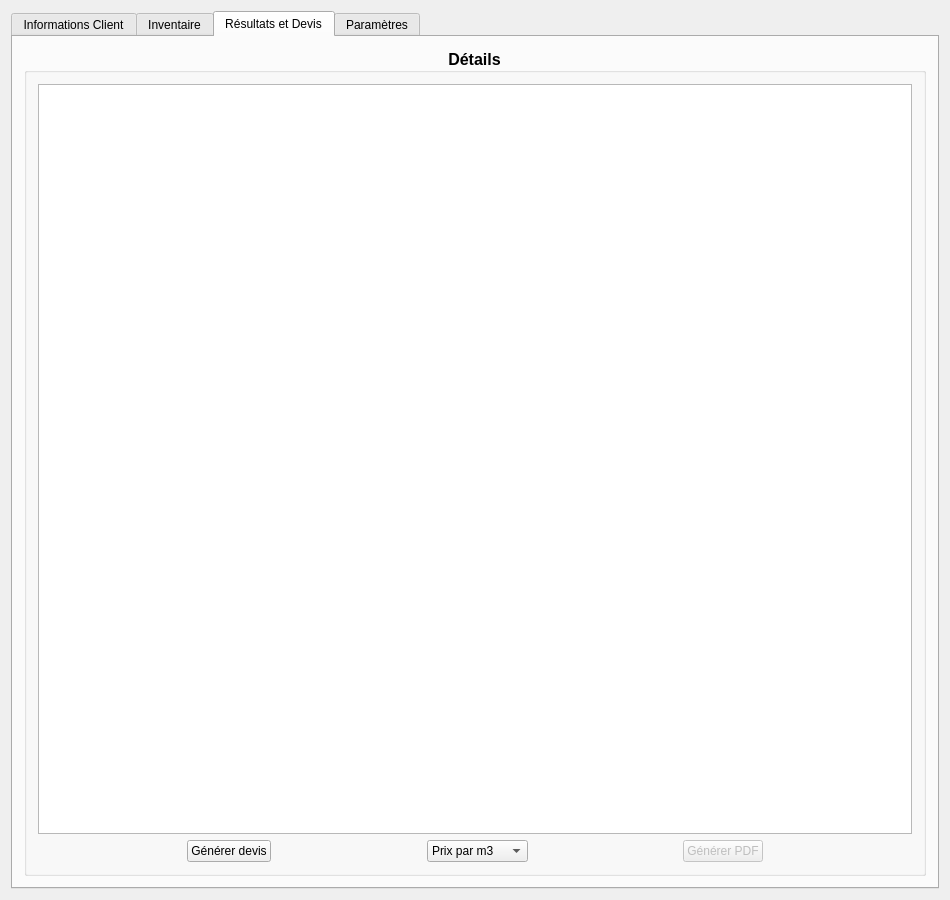
The window that DevisMaker/src/ui/MainWindow.ui (Andreas-Chatti/DevisMaker) describes before a commit, drawn with Qt 5.
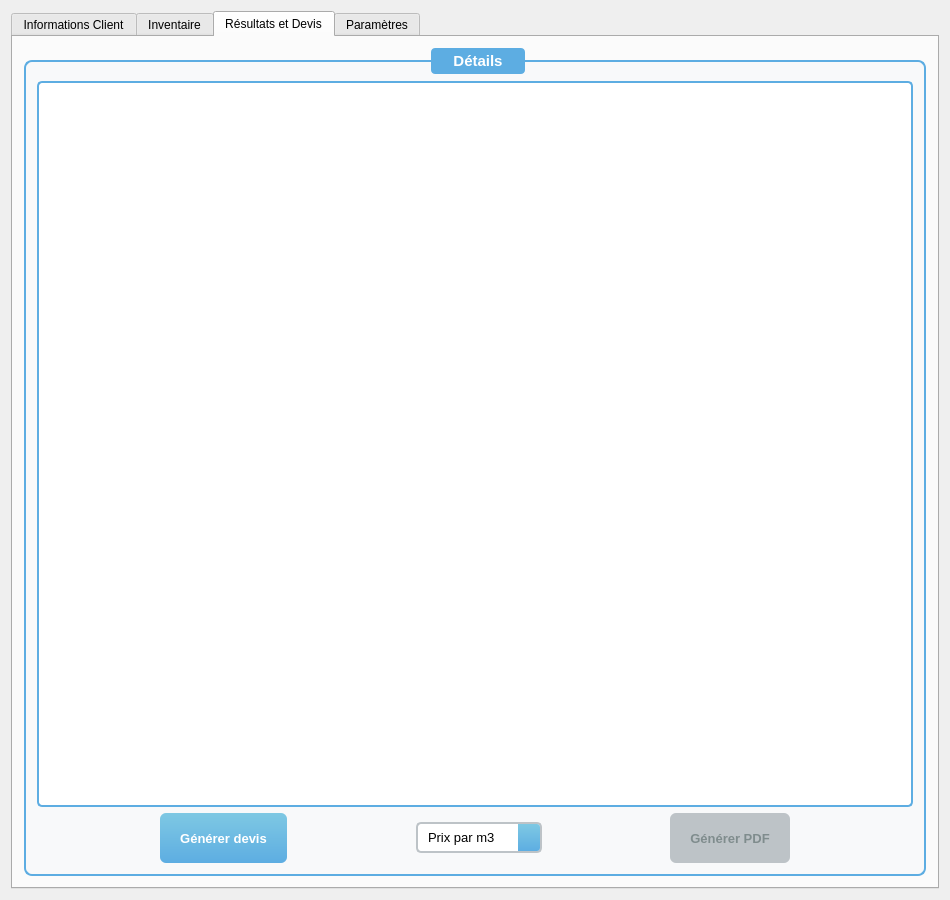
The same window after the commit. The open tabs and pages were chosen to show the change.

Commit message:
Apply modern styling to Résultats et Devis tab
- Add consistent GroupBox styling with soft blue theme
- Style QTableWidget with blue borders and gradient headers
- Modernize QPushButton with gradient backgrounds and hover effects
- Style QComboBox with modern dropdown buttons
- Apply consistent selection colors and rounded corners
- Improve overall visual consistency with other tabs

What changed in the file:
```diff
--- a/DevisMaker/src/ui/MainWindow.ui
+++ b/DevisMaker/src/ui/MainWindow.ui
@@ -1188,6 +1188,119 @@
        <attribute name="title">
         <string>Résultats et Devis</string>
        </attribute>
+       <property name="styleSheet">
+        <string notr="true">
+QGroupBox {
+    font-size: 11pt;
+    font-weight: bold;
+    border: 2px solid #5dade2;
+    border-radius: 8px;
+    margin-top: 12px;
+    padding-top: 8px;
+    background-color: #f8f9fa;
+}
+
+QGroupBox::title {
+    subcontrol-origin: margin;
+    subcontrol-position: top center;
+    padding: 4px 20px;
+    background-color: #5dade2;
+    color: white;
+    border-radius: 4px;
+}
+
+QTableWidget {
+    border: 2px solid #5dade2;
+    border-radius: 5px;
+    background-color: white;
+    gridline-color: #e0e0e0;
+    font-size: 10pt;
+}
+
+QTableWidget::item {
+    padding: 5px;
+}
+
+QTableWidget::item:selected {
+    background-color: #eaf6fc;
+    color: #2c3e50;
+}
+
+QHeaderView::section {
+    background: qlineargradient(x1:0, y1:0, x2:0, y2:1, stop:0 #7ec8e3, stop:1 #5dade2);
+    color: white;
+    padding: 8px;
+    border: none;
+    font-weight: bold;
+    font-size: 10pt;
+}
+
+QPushButton {
+    background: qlineargradient(x1:0, y1:0, x2:0, y2:1, stop:0 #7ec8e3, stop:1 #5dade2);
+    color: white;
+    border: none;
+    border-radius: 6px;
+    padding: 10px 20px;
+    font-size: 10pt;
+    font-weight: bold;
+    min-height: 30px;
+}
+
+QPushButton:hover {
+    background: qlineargradient(x1:0, y1:0, x2:0, y2:1, stop:0 #8fd3ea, stop:1 #6db8e5);
+}
+
+QPushButton:pressed {
+    background: qlineargradient(x1:0, y1:0, x2:0, y2:1, stop:0 #5dade2, stop:1 #4a9fd1);
+}
+
+QPushButton:disabled {
+    background: #bdc3c7;
+    color: #7f8c8d;
+}
+
+QComboBox {
+    padding: 5px 10px;
+    border: 2px solid #bdc3c7;
+    border-radius: 5px;
+    background-color: white;
+    font-size: 10pt;
+}
+
+QComboBox:focus {
+    border: 2px solid #5dade2;
+}
+
+QComboBox::drop-down {
+    border: none;
+    background: qlineargradient(x1:0, y1:0, x2:0, y2:1, stop:0 #7ec8e3, stop:1 #5dade2);
+    width: 22px;
+    border-top-right-radius: 3px;
+    border-bottom-right-radius: 3px;
+}
+
+QComboBox::drop-down:hover {
+    background: qlineargradient(x1:0, y1:0, x2:0, y2:1, stop:0 #8fd3ea, stop:1 #6db8e5);
+}
+
+QComboBox::down-arrow {
+    image: none;
+    border-left: 4px solid transparent;
+    border-right: 4px solid transparent;
+    border-top: 5px solid white;
+    margin-top: 2px;
+}
+
+QComboBox QAbstractItemView {
+    border: 2px solid #5dade2;
+    border-radius: 4px;
+    background-color: white;
+    selection-background-color: #eaf6fc;
+    selection-color: #2c3e50;
+    padding: 2px;
+}
+        </string>
+       </property>
        <layout class="QFormLayout" name="formLayout_3">
         <item row="0" column="0" colspan="2">
          <widget class="QGroupBox" name="groupBox">
```
